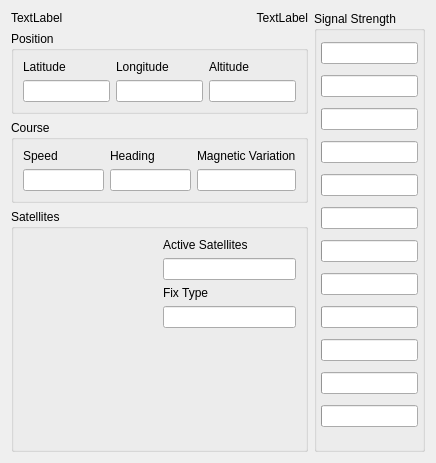
Old version of the form GPS/qgpsmainwindowui.ui in the repository openstreetmap/merkaartor.
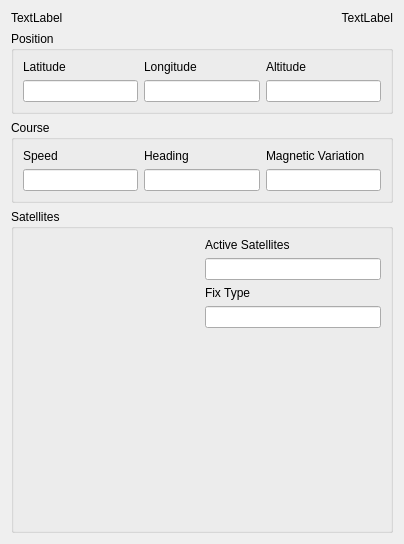
New version of the form. Custom widgets are drawn as their Qt base class.

Commit message: ADD : nice satellite view

Patch:
```diff
--- a/GPS/qgpsmainwindowui.ui
+++ b/GPS/qgpsmainwindowui.ui
@@ -5,18 +5,14 @@
    <rect>
     <x>0</x>
     <y>0</y>
-    <width>436</width>
-    <height>463</height>
+    <width>404</width>
+    <height>544</height>
    </rect>
   </property>
   <property name="windowTitle" >
    <string>Form</string>
   </property>
-  <layout class="QVBoxLayout" name="verticalLayout_11" >
-   <item>
-    <layout class="QHBoxLayout" name="horizontalLayout_5" >
-     <item>
-      <layout class="QVBoxLayout" name="verticalLayout_10" >
+  <layout class="QVBoxLayout" name="verticalLayout" >
        <item>
         <layout class="QHBoxLayout" name="horizontalLayout_4" >
          <item>
@@ -78,11 +74,7 @@
              </widget>
             </item>
             <item>
-             <widget class="QLineEdit" name="txtLongitude" >
-              <property name="readOnly" >
-               <bool>true</bool>
-              </property>
-             </widget>
+         <widget class="QLineEdit" name="txtLongitude" />
             </item>
            </layout>
           </item>
@@ -184,9 +176,17 @@
        </item>
        <item>
         <widget class="QGroupBox" name="groupBox4" >
+     <property name="minimumSize" >
+      <size>
+       <width>0</width>
+       <height>300</height>
+      </size>
+     </property>
          <property name="title" >
           <string>Satellites</string>
          </property>
+     <layout class="QVBoxLayout" name="verticalLayout_12" >
+      <item>
          <layout class="QHBoxLayout" name="horizontalLayout_3" >
           <item>
            <widget class="QGPSSatelliteTracker" native="1" name="satTracker" >
@@ -269,116 +269,19 @@
            </layout>
           </item>
          </layout>
-        </widget>
-       </item>
-      </layout>
-     </item>
+      </item>
      <item>
-      <widget class="QGroupBox" name="gbSignalStrength" >
-       <property name="title" >
-        <string>Signal Strength</string>
-       </property>
-       <layout class="QVBoxLayout" name="verticalLayout" >
-        <property name="spacing" >
-         <number>4</number>
-        </property>
-        <property name="margin" >
-         <number>4</number>
-        </property>
-        <item>
-         <widget class="QProgressBar" name="progressBar2" >
-          <property name="textVisible" >
-           <bool>false</bool>
-          </property>
-         </widget>
-        </item>
-        <item>
-         <widget class="QProgressBar" name="progressBar2_2" >
-          <property name="textVisible" >
-           <bool>false</bool>
-          </property>
-         </widget>
-        </item>
-        <item>
-         <widget class="QProgressBar" name="progressBar2_3" >
-          <property name="textVisible" >
-           <bool>false</bool>
-          </property>
-         </widget>
-        </item>
-        <item>
-         <widget class="QProgressBar" name="progressBar2_4" >
-          <property name="textVisible" >
-           <bool>false</bool>
-          </property>
-         </widget>
-        </item>
-        <item>
-         <widget class="QProgressBar" name="progressBar2_5" >
-          <property name="textVisible" >
-           <bool>false</bool>
-          </property>
-         </widget>
-        </item>
-        <item>
-         <widget class="QProgressBar" name="progressBar2_6" >
-          <property name="textVisible" >
-           <bool>false</bool>
-          </property>
-         </widget>
-        </item>
-        <item>
-         <widget class="QProgressBar" name="progressBar2_7" >
-          <property name="sizePolicy" >
-           <sizepolicy vsizetype="Fixed" hsizetype="Minimum" >
-            <horstretch>0</horstretch>
-            <verstretch>0</verstretch>
-           </sizepolicy>
-          </property>
-          <property name="textVisible" >
-           <bool>false</bool>
-          </property>
-         </widget>
-        </item>
-        <item>
-         <widget class="QProgressBar" name="progressBar2_8" >
-          <property name="textVisible" >
-           <bool>false</bool>
-          </property>
-         </widget>
-        </item>
-        <item>
-         <widget class="QProgressBar" name="progressBar2_9" >
-          <property name="textVisible" >
-           <bool>false</bool>
-          </property>
-         </widget>
-        </item>
-        <item>
-         <widget class="QProgressBar" name="progressBar2_10" >
-          <property name="textVisible" >
-           <bool>false</bool>
-          </property>
-         </widget>
-        </item>
-        <item>
-         <widget class="QProgressBar" name="progressBar2_11" >
-          <property name="textVisible" >
-           <bool>false</bool>
-          </property>
-         </widget>
-        </item>
-        <item>
-         <widget class="QProgressBar" name="progressBar2_12" >
-          <property name="textVisible" >
-           <bool>false</bool>
-          </property>
-         </widget>
-        </item>
-       </layout>
-      </widget>
-     </item>
-    </layout>
+       <widget class="SatelliteStrengthView" native="1" name="StrengthView" >
+        <property name="minimumSize" >
+         <size>
+          <width>0</width>
+          <height>40</height>
+         </size>
+        </property>
+       </widget>
+      </item>
+     </layout>
+    </widget>
    </item>
   </layout>
  </widget>
@@ -388,6 +291,12 @@
    <extends>QWidget</extends>
    <header>qgpssatellitetracker.h</header>
   </customwidget>
+  <customwidget>
+   <class>SatelliteStrengthView</class>
+   <extends>QWidget</extends>
+   <header>SatelliteStrengthView.h</header>
+   <container>1</container>
+  </customwidget>
  </customwidgets>
  <resources/>
  <connections/>
```
Lines whose indentation alone changed are shown as unchanged. The commit also changes 5 other files.
